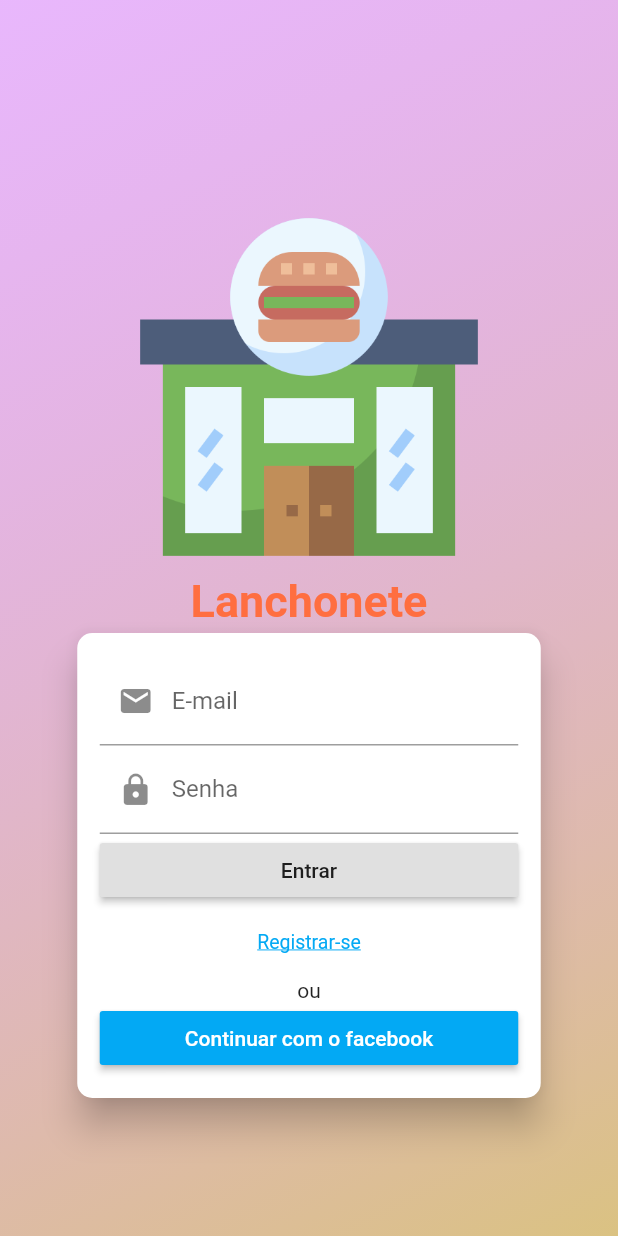
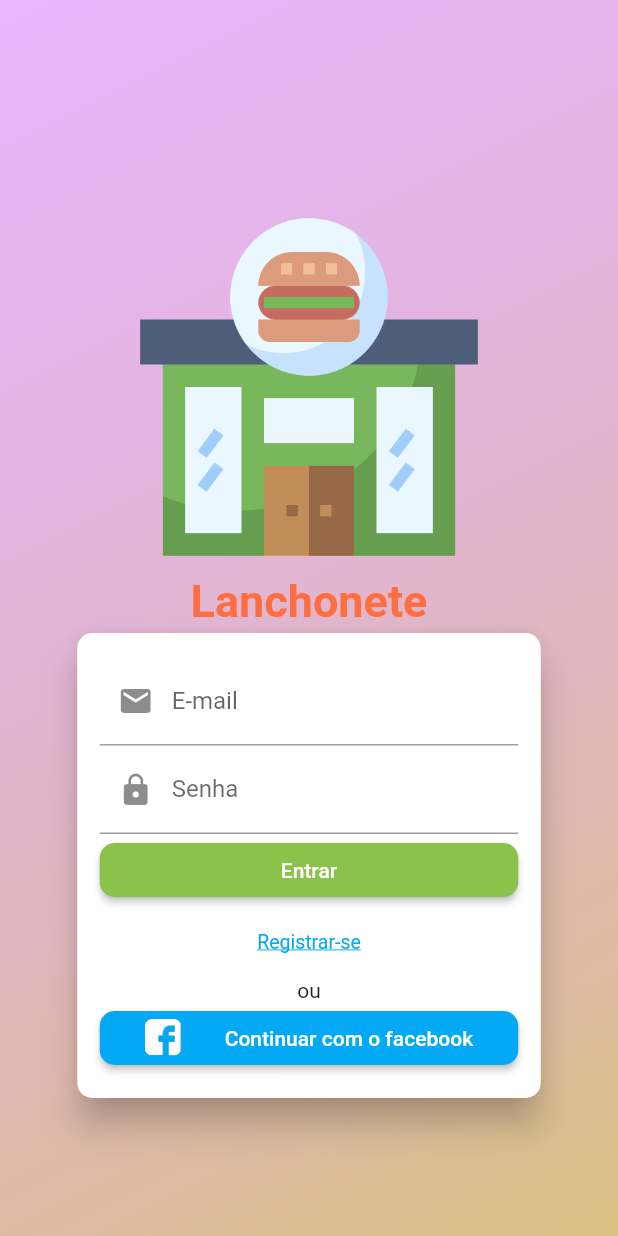
Before and after one commit to Leonardo-Barcelos/lanchonete, a Flutter app: the screen it shows after launch, on a phone screen of 412 x 824 dp. Run offline on Flutter 3.47's test engine with Material 2 defaults, Android fonts, the phone set to English and light mode, and no system bars.

Commit message:
alterações de interface

```diff
--- a/app_lanchonete/lib/components/signOrSignup.dart
+++ b/app_lanchonete/lib/components/signOrSignup.dart
@@ -11,8 +11,13 @@ class _SignOrSignupState extends State<SignOrSignup> {
   Container _myContainerSign = Container(
     width: double.infinity,
     child: RaisedButton(
+      shape: RoundedRectangleBorder(borderRadius: BorderRadius.circular(10.0)),
+      color: Colors.lightGreen,
       onPressed: () {},
-      child: Text(AppConstants.APP_ENTER),
+      child: Text(
+        AppConstants.APP_ENTER,
+        style: TextStyle(color: Colors.white),
+      ),
     ),
   );
   Container _customContainerLoginButton = Container(
@@ -24,12 +29,24 @@ class _SignOrSignupState extends State<SignOrSignup> {
         Container(
           width: double.infinity,
           child: RaisedButton(
+            shape: RoundedRectangleBorder(
+                borderRadius: BorderRadius.circular(10.0)),
             color: Colors.lightBlue,
             textColor: Colors.white,
             onPressed: () {},
-            child: Text(
-              'Continuar com o facebook',
-              style: TextStyle(color: Colors.white),
+            child: Row(
+              mainAxisAlignment: MainAxisAlignment.spaceAround,
+              children: [
+                Image.asset(
+                  AppConstants.APP_FACEBOOK,
+                  height: 25.0,
+                  width: 25.0,
+                ),
+                Text(
+                  'Continuar com o facebook',
+                  style: TextStyle(color: Colors.white),
+                ),
+              ],
             ),
           ),
         ),
@@ -68,6 +85,8 @@ class _SignOrSignupState extends State<SignOrSignup> {
               ),
               _myContainerSign,
               FlatButton(
+                shape: RoundedRectangleBorder(
+                    borderRadius: BorderRadius.circular(10.0)),
                 onPressed: () {
                   Navigator.of(context).pushNamed(AppRoutes.AUTH_SIGNUP);
                 },
--- a/app_lanchonete/lib/util/app_constants.dart
+++ b/app_lanchonete/lib/util/app_constants.dart
@@ -10,4 +10,5 @@ class AppConstants {
   static const APP_CONFIRM_PASSWORD = "Confimar senha";
   //IMAGENS
   static const APP_LOGO = "assets/images/logo-lanchonete.png";
+  static const APP_FACEBOOK = "assets/images/fb-icon.png";
 }
--- a/app_lanchonete/pubspec.yaml
+++ b/app_lanchonete/pubspec.yaml
@@ -52,6 +52,7 @@ flutter:
   assets:
     - assets/images/imagem-placeholder.jpg
     - assets/images/logo-lanchonete.png
+    - assets/images/fb-icon.png
 
   # An image asset can refer to one or more resolution-specific "variants", see
   # https://flutter.dev/assets-and-images/#resolution-aware.
```
Also changed, not shown: app_lanchonete/assets/images/fb-icon.png (added), 1 other file.
